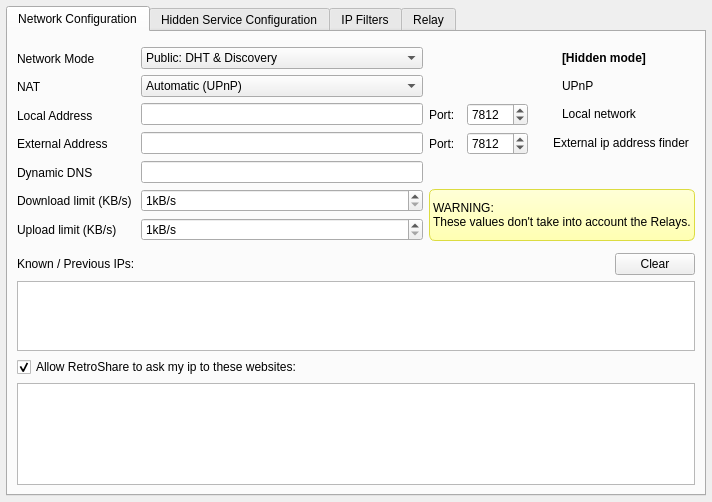
Qt form retroshare-gui/src/gui/settings/ServerPage.ui (RetroShare/RetroShare) before a commit.
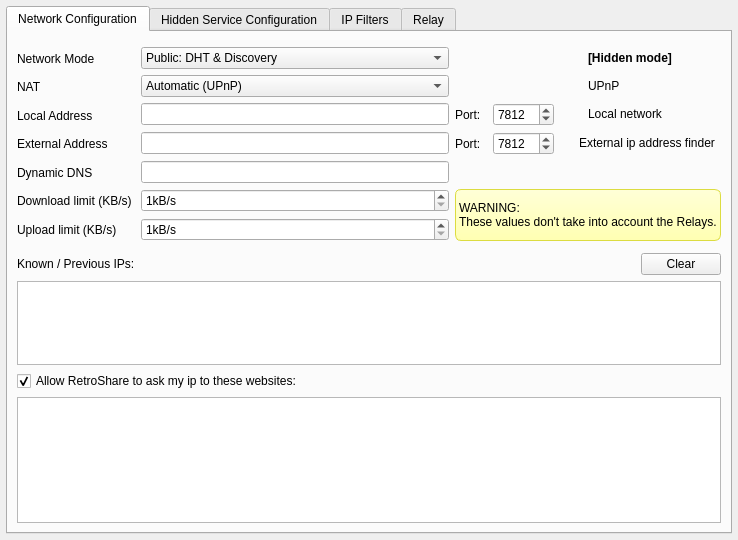
The same form after that commit. Icons and pictures are not drawn.

Commit message: added empty rsFriendServer struct and basic UI functionality

```diff
--- a/retroshare-gui/src/gui/settings/ServerPage.ui
+++ b/retroshare-gui/src/gui/settings/ServerPage.ui
@@ -6,8 +6,8 @@
    <rect>
     <x>0</x>
     <y>0</y>
-    <width>712</width>
-    <height>502</height>
+    <width>738</width>
+    <height>540</height>
    </rect>
   </property>
   <layout class="QVBoxLayout" name="ServerPageVLayout">
```
The commit also changes 7 other files.
